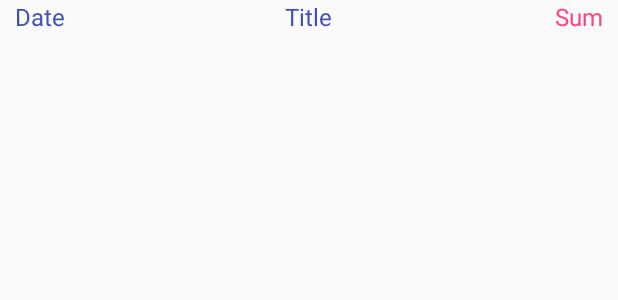
After one commit to alemur/ScriptoBot, an Android app: the layout list_item.xml on its own in the app's theme, with its tools: preview values and no code run, on a phone screen of 412 x 824 dp. The commit adds this screen. Shown: the top 300 px of the screen. Run offline under Robolectric (Android 15) with nearby library versions, the phone set to English and light mode, and no system bars.

Commit message:
Branch v2.1

```diff
--- /dev/null
+++ b/app/src/main/res/drawable/drawable.xml
@@ -0,0 +1,4 @@
+<?xml version="1.0" encoding="utf-8"?>
+<selector xmlns:android="http://schemas.android.com/apk/res/android">
+
+</selector>
--- /dev/null
+++ b/app/src/main/res/layout/list_item.xml
@@ -0,0 +1,57 @@
+<?xml version="1.0" encoding="utf-8"?>
+<RelativeLayout xmlns:android="http://schemas.android.com/apk/res/android"
+    style="@style/Container.Dark">
+
+    <LinearLayout
+        android:layout_width="match_parent"
+        android:layout_height="wrap_content"
+        android:orientation="vertical">
+        <TextView
+            android:id="@+id/date"
+            android:layout_width="match_parent"
+            android:layout_height="wrap_content"
+            android:layout_gravity="left"
+            android:layout_marginLeft="10dp"
+            android:textColor="@color/colorPrimary"
+            android:textSize="16dp"
+            android:text="Date"/>
+    </LinearLayout>
+    <LinearLayout
+        android:layout_width="match_parent"
+        android:layout_height="wrap_content"
+        android:orientation="vertical"
+        android:layout_alignParentTop="true"
+        android:layout_alignParentLeft="true"
+        android:layout_alignParentStart="true">
+        <TextView
+
+                android:id="@+id/title"
+
+                android:layout_width="wrap_content"
+                android:layout_height="match_parent"
+                android:layout_gravity="center"
+                android:textColor="@color/colorPrimary"
+                android:textSize="16dp"
+            android:text="Title"/>
+    </LinearLayout>
+    <LinearLayout
+        android:layout_width="match_parent"
+        android:layout_height="wrap_content"
+        android:orientation="vertical"
+        android:layout_alignParentTop="true"
+        android:layout_alignParentLeft="true"
+        android:layout_alignParentStart="true">
+        <TextView
+
+            android:id="@+id/sum"
+
+            android:layout_width="wrap_content"
+            android:layout_height="match_parent"
+            android:layout_gravity="right"
+            android:layout_marginRight="10dp"
+            android:textColor="@color/colorAccent"
+            android:textSize="16dp"
+            android:text="Sum"/>
+    </LinearLayout>
+
+</RelativeLayout>
--- a/app/src/main/res/values/styles.xml
+++ b/app/src/main/res/values/styles.xml
@@ -17,4 +17,18 @@
 
     <style name="AppTheme.PopupOverlay" parent="ThemeOverlay.AppCompat.Light" />
 
+    <style name="Container">
+        <item name="android:layout_gravity">center_horizontal</item>
+        <item name="android:layout_width">match_parent</item>
+        <item name="android:layout_height">match_parent</item>
+    </style>
+
+    <style name="Container.Dark">
+        <item name="android:orientation">vertical</item>
+    </style>
+
+    <style name="Container.Background">
+        <item name="android:background">@drawable/drawable</item>
+    </style>
+
 </resources>
--- a/build.gradle
+++ b/build.gradle
@@ -5,7 +5,7 @@ buildscript {
         jcenter()
     }
     dependencies {
-        classpath 'com.android.tools.build:gradle:2.3.0'
+        classpath 'com.android.tools.build:gradle:2.3.1'
 
         // NOTE: Do not place your application dependencies here; they belong
         // in the individual module build.gradle files
```
Also changed, not shown: app/src/main/AndroidManifest.xml (+10 -1 lines), app/src/main/java/com/indivoid/scriptobot/MainActivity.java (+40 -0 lines), app/src/main/java/com/indivoid/scriptobot/TransactionAdapter.java (added, +48 -0 lines), app/src/main/java/com/indivoid/scriptobot/Transactions.java (added, +23 -0 lines), app/src/main/res/layout/activity_main.xml (+14 -20 lines).
